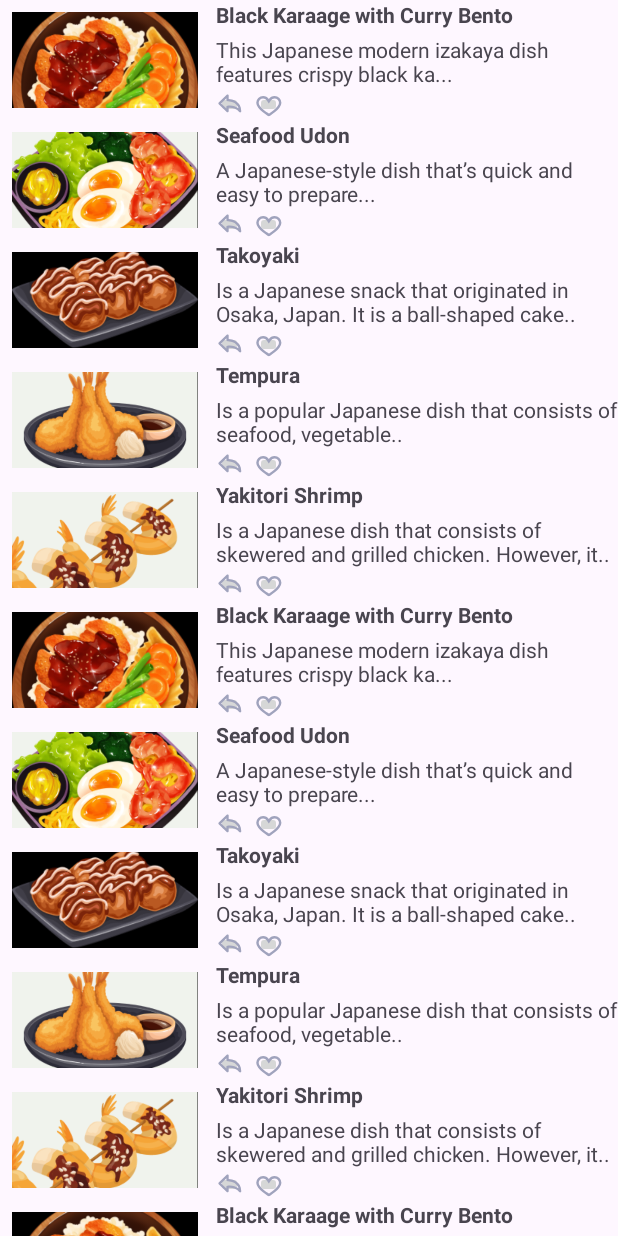
After one commit to OleksandraLishchenko/assignment4, an Android app: the RecipeActivity screen opened directly, with no data from a screen before it, on a phone screen of 412 x 824 dp. The commit adds this screen. Run offline under Robolectric (Android 15) with nearby library versions, the phone set to English and light mode, and no system bars.

Commit message:
Recipe RecyclerView

```diff
--- a/app/build.gradle.kts
+++ b/app/build.gradle.kts
@@ -45,4 +45,5 @@ dependencies {
     testImplementation(libs.junit)
     androidTestImplementation(libs.androidx.junit)
     androidTestImplementation(libs.androidx.espresso.core)
+    implementation(libs.androidx.fragments)
 }
--- a/app/src/main/AndroidManifest.xml
+++ b/app/src/main/AndroidManifest.xml
@@ -12,8 +12,11 @@
         android:supportsRtl="true"
         android:theme="@style/Theme.AssignmnetNew4">
         <activity
-            android:name=".NewActivity"
+            android:name=".RecipeDetailActivity"
             android:exported="false" />
+        <activity
+            android:name=".RecipeActivity"
+            android:exported="true" />
         <activity
             android:name=".SignUpActivity"
             android:exported="false" />
--- a/app/src/main/java/com/example/assignmnetnew4/CredentialsManager.kt
+++ b/app/src/main/java/com/example/assignmnetnew4/CredentialsManager.kt
@@ -14,7 +14,7 @@ class CredentialsManager {
     }
     // Valid password
     fun isPasswordValid(password: String): Boolean {
-        val passwordPattern = "^(?=.*[a-z])(?=.*[A-Z])(?=.*\\d)(?=.*[!@#\$%^&*()_+\\-=\\[\\]{};':\"|,.<>/?]).{8,}$"
+        val passwordPattern = "^\\d{4,}$"
         return Regex(passwordPattern).matches(password)
     }
 }
--- /dev/null
+++ b/app/src/main/java/com/example/assignmnetnew4/RecipeActivity.kt
@@ -0,0 +1,35 @@
+package com.example.assignmnetnew4
+
+import android.os.Bundle
+import androidx.appcompat.app.AppCompatActivity
+import androidx.recyclerview.widget.LinearLayoutManager
+import androidx.recyclerview.widget.RecyclerView
+
+class RecipeActivity : AppCompatActivity() {
+    override fun onCreate(savedInstanceState: Bundle?) {
+        super.onCreate(savedInstanceState)
+        setContentView(R.layout.activity_new)
+
+        val recipes = listOf(
+            Recipe(1, "Black Karaage with Curry Bento", "This Japanese modern izakaya dish features crispy black ka...", R.drawable.img_1),
+            Recipe(2, "Seafood Udon", "A Japanese-style dish that’s quick and easy to prepare...", R.drawable.img_2),
+            Recipe(3, "Takoyaki", "Is a Japanese snack that originated in Osaka, Japan. It is a ball-shaped cake..", R.drawable.img_3),
+            Recipe(4, "Tempura", "Is a popular Japanese dish that consists of seafood, vegetable..", R.drawable.img_4),
+            Recipe(5, "Yakitori Shrimp", "Is a Japanese dish that consists of skewered and grilled chicken. However, it..", R.drawable.img_5),
+            Recipe(6, "Black Karaage with Curry Bento", "This Japanese modern izakaya dish features crispy black ka...", R.drawable.img_1),
+            Recipe(7, "Seafood Udon", "A Japanese-style dish that’s quick and easy to prepare...", R.drawable.img_2),
+            Recipe(8, "Takoyaki", "Is a Japanese snack that originated in Osaka, Japan. It is a ball-shaped cake..", R.drawable.img_3),
+            Recipe(9, "Tempura", "Is a popular Japanese dish that consists of seafood, vegetable..", R.drawable.img_4),
+            Recipe(10, "Yakitori Shrimp", "Is a Japanese dish that consists of skewered and grilled chicken. However, it..", R.drawable.img_5),
+            Recipe(11, "Black Karaage with Curry Bento", "This Japanese modern izakaya dish features crispy black ka...", R.drawable.img_1),
+            Recipe(12, "Seafood Udon", "A Japanese-style dish that’s quick and easy to prepare...", R.drawable.img_2),
+            Recipe(13, "Takoyaki", "Is a Japanese snack that originated in Osaka, Japan. It is a ball-shaped cake..", R.drawable.img_3),
+            Recipe(14, "Tempura", "Is a popular Japanese dish that consists of seafood, vegetable..", R.drawable.img_4),
+            Recipe(15, "Yakitori Shrimp", "Is a Japanese dish that consists of skewered and grilled chicken. However, it..", R.drawable.img_5)
+        )
+
+        val recipesRecyclerView = findViewById<RecyclerView>(R.id.recipeRecyclerView)
+        recipesRecyclerView.layoutManager = LinearLayoutManager(this)
+        recipesRecyclerView.adapter = RecipeAdapter(this, recipes)
+    }
+}
--- /dev/null
+++ b/app/src/main/java/com/example/assignmnetnew4/RecipeAdapter.kt
@@ -0,0 +1,58 @@
+package com.example.assignmnetnew4
+
+import android.content.Context
+import android.util.Log
+import android.view.LayoutInflater
+import android.view.View
+import android.view.ViewGroup
+import android.widget.ImageButton
+import android.widget.ImageView
+import android.widget.TextView
+import android.widget.Toast
+import androidx.recyclerview.widget.RecyclerView
+
+class RecipeAdapter(
+    private val context: Context,
+    private val recipes: List<Recipe>
+) : RecyclerView.Adapter<RecipeAdapter.RecipeViewHolder>() {
+
+    override fun onCreateViewHolder(parent: ViewGroup, viewType: Int): RecipeViewHolder {
+        val view = LayoutInflater.from(parent.context).inflate(R.layout.item_recipe, parent, false)
+        return RecipeViewHolder(view)
+    }
+
+    override fun getItemCount(): Int = recipes.size
+
+    override fun onBindViewHolder(holder: RecipeViewHolder, position: Int) {
+        val recipe = recipes[position]
+        holder.bind(recipe)
+        holder.itemView.setOnClickListener {
+            Log.d("RecipeAdapter", "Item clicked: ${recipe.id}")
+            Toast.makeText(context, "Clicked on ${recipe.name}", Toast.LENGTH_SHORT).show()
+        }
+
+        holder.shareBtn.setOnClickListener {
+            Log.d("RecipeAdapter", "Share clicked for item: ${recipe.id}")
+            Toast.makeText(context, "Share ${recipe.name}", Toast.LENGTH_SHORT).show()
+        }
+
+        holder.likeBtn.setOnClickListener {
+            Log.d("RecipeAdapter", "Like clicked for item: ${recipe.id}")
+            Toast.makeText(context, "Liked ${recipe.name}", Toast.LENGTH_SHORT).show()
+        }
+    }
+
+    class RecipeViewHolder(view: View) : RecyclerView.ViewHolder(view) {
+        private val title: TextView = view.findViewById(R.id.title)
+        private val description: TextView = view.findViewById(R.id.description)
+        private val image: ImageView = view.findViewById(R.id.image)
+        val shareBtn: ImageButton = view.findViewById(R.id.shareBtn)
+        val likeBtn: ImageButton = view.findViewById(R.id.likeBtn)
+
+        fun bind(recipe: Recipe) {
+            title.text = recipe.name
+            description.text = recipe.description
+            image.setImageResource(recipe.imageResId)
+        }
+    }
+}
--- /dev/null
+++ b/app/src/main/java/com/example/assignmnetnew4/RecipeList.kt
@@ -0,0 +1,8 @@
+package com.example.assignmnetnew4
+
+data class Recipe(
+    val id: Int,
+    val name: String,
+    val description: String,
+    val imageResId: Int
+)
--- /dev/null
+++ b/app/src/main/res/drawable/bx_share.xml
@@ -0,0 +1,9 @@
+<vector xmlns:android="http://schemas.android.com/apk/res/android"
+    android:width="19dp"
+    android:height="18dp"
+    android:viewportWidth="19"
+    android:viewportHeight="18">
+  <path
+      android:pathData="M8.964,5.287V3C8.964,2.801 8.885,2.61 8.745,2.47C8.604,2.329 8.413,2.25 8.214,2.25C8.018,2.251 7.829,2.329 7.689,2.467L2.439,7.718C2.369,7.787 2.313,7.87 2.275,7.962C2.237,8.053 2.217,8.151 2.217,8.25C2.217,8.349 2.237,8.447 2.275,8.538C2.313,8.63 2.369,8.713 2.439,8.783L7.689,14.033C7.795,14.136 7.928,14.206 8.073,14.233C8.218,14.261 8.367,14.246 8.503,14.189C8.639,14.132 8.756,14.036 8.838,13.914C8.92,13.791 8.964,13.647 8.964,13.5V11.175H9.602C10.787,11.157 11.961,11.398 13.044,11.88C14.127,12.361 15.092,13.073 15.872,13.965C15.966,14.09 16.097,14.183 16.246,14.23C16.395,14.277 16.556,14.276 16.704,14.227C16.856,14.176 16.987,14.078 17.079,13.947C17.17,13.816 17.218,13.66 17.214,13.5C17.214,6.66 11.154,5.49 8.964,5.287ZM9.602,9.66C9.1,9.658 8.599,9.691 8.102,9.757C7.924,9.784 7.762,9.874 7.645,10.01C7.528,10.147 7.464,10.32 7.464,10.5V11.693L4.029,8.25L7.464,4.807V6C7.464,6.199 7.543,6.39 7.684,6.53C7.825,6.671 8.015,6.75 8.214,6.75C8.897,6.75 14.297,6.9 15.467,11.573C13.769,10.32 11.712,9.65 9.602,9.66Z"
+      android:fillColor="#A0A3BD"/>
+</vector>
--- /dev/null
+++ b/app/src/main/res/drawable/flat_color_icons_like.xml
@@ -0,0 +1,11 @@
+<vector xmlns:android="http://schemas.android.com/apk/res/android"
+    android:width="19dp"
+    android:height="18dp"
+    android:viewportWidth="19"
+    android:viewportHeight="18">
+  <path
+      android:pathData="M9.039,5.83L9.714,6.89L10.389,5.83C11.029,4.824 12.161,4.175 13.464,4.175C15.498,4.175 17.164,5.842 17.164,7.875C17.164,8.759 16.755,9.719 16.03,10.707C15.312,11.686 14.336,12.622 13.333,13.443C12.333,14.261 11.33,14.946 10.574,15.427C10.225,15.649 9.931,15.826 9.716,15.953C9.501,15.825 9.206,15.646 8.857,15.422C8.1,14.939 7.097,14.25 6.097,13.43C5.093,12.606 4.117,11.669 3.398,10.69C2.673,9.703 2.264,8.749 2.264,7.875C2.264,5.842 3.931,4.175 5.964,4.175C7.267,4.175 8.399,4.824 9.039,5.83Z"
+      android:strokeWidth="1.6"
+      android:fillColor="#00000000"
+      android:strokeColor="#A0A3BD"/>
+</vector>
--- a/app/src/main/res/layout/account_log_in.xml
+++ b/app/src/main/res/layout/account_log_in.xml
@@ -39,7 +39,7 @@
 
     <com.google.android.material.textfield.TextInputLayout
         android:id="@+id/emailInput"
-        android:layout_width="0dp"
+        android:layout_width="match_parent"
         android:layout_height="wrap_content"
         android:hint="@string/EnterEmail"
         app:endIconDrawable="@drawable/mail"
--- /dev/null
+++ b/app/src/main/res/layout/activity_new.xml
@@ -0,0 +1,16 @@
+<?xml version="1.0" encoding="utf-8"?>
+<androidx.constraintlayout.widget.ConstraintLayout xmlns:android="http://schemas.android.com/apk/res/android"
+    xmlns:app="http://schemas.android.com/apk/res-auto"
+    xmlns:tools="http://schemas.android.com/tools"
+    android:id="@+id/main"
+    android:layout_width="match_parent"
+    android:layout_height="match_parent"
+    tools:context=".RecipeActivity">
+
+    <androidx.recyclerview.widget.RecyclerView
+        android:id="@+id/recipeRecyclerView"
+        android:layout_width="match_parent"
+        android:layout_height="match_parent"/>
+
+
+</androidx.constraintlayout.widget.ConstraintLayout>
--- /dev/null
+++ b/app/src/main/res/layout/item_recipe.xml
@@ -0,0 +1,56 @@
+<?xml version="1.0" encoding="utf-8"?>
+<androidx.constraintlayout.widget.ConstraintLayout xmlns:android="http://schemas.android.com/apk/res/android"
+    android:layout_width="match_parent"
+    android:layout_height="80dp"
+    xmlns:app="http://schemas.android.com/apk/res-auto"
+    xmlns:tool="http://schemas.android.com/tools">
+
+    <ImageView
+        android:id="@+id/image"
+        android:layout_margin="8dp"
+        android:layout_width="124dp"
+        android:layout_height="match_parent"
+        android:background="@color/black"
+        android:scaleType="centerCrop"
+        app:layout_constraintStart_toStartOf="parent"/>
+
+    <TextView
+        android:id="@+id/title"
+        app:layout_constraintTop_toTopOf="parent"
+        android:layout_width="0dp"
+        android:layout_height="wrap_content"
+        android:layout_marginStart="12dp"
+        app:layout_constraintEnd_toEndOf="parent"
+        app:layout_constraintStart_toEndOf="@id/image"
+        tool:text="Black Karaage with Curry Bento"
+        android:textStyle="bold"/>
+
+    <TextView
+        android:id="@+id/description"
+        android:layout_width="0dp"
+        android:layout_height="wrap_content"
+        android:layout_marginTop="4dp"
+        app:layout_constraintEnd_toEndOf="parent"
+        app:layout_constraintStart_toStartOf="@+id/title"
+        app:layout_constraintTop_toBottomOf="@+id/title"
+        tool:text="This Japanese modern izakaya dish features crispy black ka.."/>
+
+    <ImageButton
+        android:id="@+id/shareBtn"
+        android:layout_width="18dp"
+        android:layout_height="18dp"
+        android:layout_marginBottom="1dp"
+        app:srcCompat="@drawable/bx_share"
+        app:layout_constraintStart_toStartOf="@id/description"
+        app:layout_constraintBottom_toBottomOf="parent" />
+
+    <ImageButton
+        android:id="@+id/likeBtn"
+        android:layout_width="18dp"
+        android:layout_height="18dp"
+        android:layout_marginStart="8dp"
+        android:layout_marginBottom="1dp"
+        app:srcCompat="@drawable/flat_color_icons_like"
+        app:layout_constraintStart_toEndOf="@id/shareBtn"
+        app:layout_constraintBottom_toBottomOf="parent" />
+</androidx.constraintlayout.widget.ConstraintLayout>
--- a/gradle/libs.versions.toml
+++ b/gradle/libs.versions.toml
@@ -9,6 +9,7 @@ appcompat = "1.7.0"
 material = "1.12.0"
 activity = "1.9.3"
 constraintlayout = "2.2.0"
+fragments = "1.8.5"
 
 [libraries]
 androidx-core-ktx = { group = "androidx.core", name = "core-ktx", version.ref = "coreKtx" }
@@ -19,6 +20,7 @@ androidx-appcompat = { group = "androidx.appcompat", name = "appcompat", version
 material = { group = "com.google.android.material", name = "material", version.ref = "material" }
 androidx-activity = { group = "androidx.activity", name = "activity", version.ref = "activity" }
 androidx-constraintlayout = { group = "androidx.constraintlayout", name = "constraintlayout", version.ref = "constraintlayout" }
+androidx-fragments = {group = "androidx.fragment", name = "fragment-ktx",version.ref = "fragments"}
 
 [plugins]
 android-application = { id = "com.android.application", version.ref = "agp" }
```
Also changed, not shown: app/src/main/java/com/example/assignmnetnew4/MainActivity.kt (+40 -4 lines), app/src/main/java/com/example/assignmnetnew4/RecipeDetailActivity.kt (added, +20 -0 lines), app/src/main/res/layout/recipe_detail.xml (added, +10 -0 lines), app/src/main/res/drawable/img_1.png (added), app/src/main/res/drawable/img_2.png (added), app/src/main/res/drawable/img_3.png (added), app/src/main/res/drawable/img_4.png (added), app/src/main/res/drawable/img_5.png (added).
